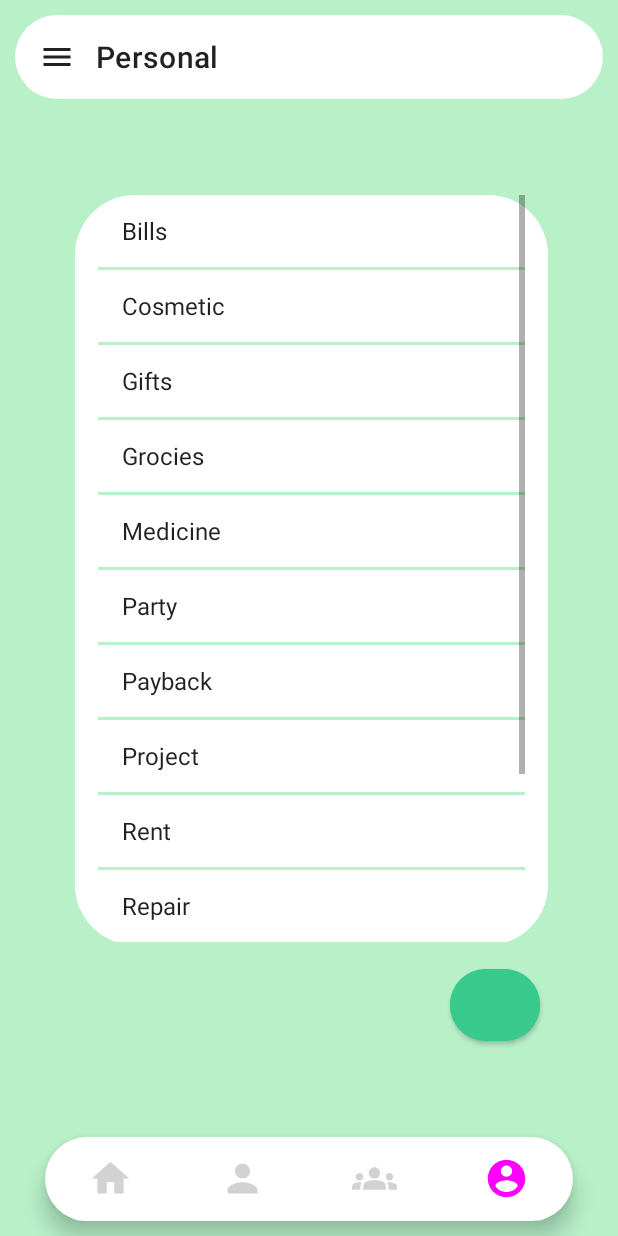
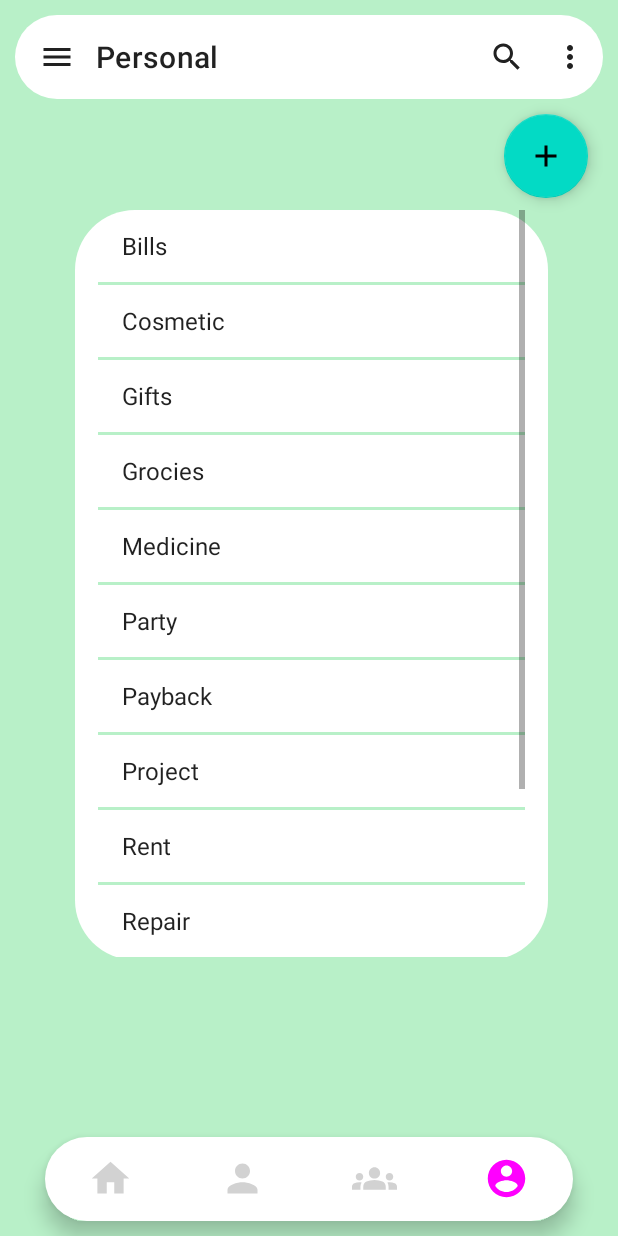
Before and after one commit to sksingh2/Xpense, an Android app: the screen it shows after launch (bottom_navigation), item 4 of the bottom bar chosen, on a phone screen of 412 x 824 dp. Run offline under Robolectric (Android 15) with nearby library versions, the phone set to English and light mode, and no system bars; libraries missing offline, so code that uses them is left out: com.github.mikephil.charting; 34 statements that could not run were skipped.

Commit message:
small changes

```diff
--- a/app/src/main/java/com/example/xpense/HomeFragment.java
+++ b/app/src/main/java/com/example/xpense/HomeFragment.java
@@ -120,6 +120,7 @@ public class HomeFragment extends Fragment {
         PieDataSet pieDataSet = new PieDataSet(monthlyExpenses,"Monthly Expense");
 
         pieDataSet.setColors(ColorTemplate.JOYFUL_COLORS);
+
         pieDataSet.setValueTextColor(Color.BLACK);
         pieDataSet.setValueTextSize(16f);
 
--- a/app/src/main/java/com/example/xpense/ProfileFragment.java
+++ b/app/src/main/java/com/example/xpense/ProfileFragment.java
@@ -1,16 +1,26 @@
 package com.example.xpense;
 
+import android.content.Intent;
 import android.os.Bundle;
 
+import androidx.annotation.NonNull;
+import androidx.appcompat.app.AppCompatActivity;
+import androidx.appcompat.widget.Toolbar;
 import androidx.fragment.app.Fragment;
 
 import android.view.LayoutInflater;
+import android.view.Menu;
+import android.view.MenuInflater;
+import android.view.MenuItem;
 import android.view.View;
 import android.view.ViewGroup;
 import android.widget.AdapterView;
 import android.widget.ArrayAdapter;
 import android.widget.Button;
 import android.widget.ListView;
+import android.widget.Toast;
+
+import com.google.android.material.floatingactionbutton.FloatingActionButton;
 
 /**
  * A simple {@link Fragment} subclass.
@@ -18,6 +28,8 @@ import android.widget.ListView;
  * create an instance of this fragment.
  */
 public class ProfileFragment extends Fragment {
+
+    FloatingActionButton floatingActionButton;
 
     // TODO: Rename parameter arguments, choose names that match
     // the fragment initialization parameters, e.g. ARG_ITEM_NUMBER
@@ -69,22 +81,60 @@ public class ProfileFragment extends Fragment {
         view = inflater.inflate(R.layout.fragment_profile, container, false);
         // Inflate the layout for this fragment
         ListView prof_list;
-        Button add;
-        add = (Button)view.findViewById(R.id.add);
+
         String [] list_item = {"Bills", "Cosmetic", "Gifts", "Grocies", "Medicine", "Party", "Payback", "Project", "Rent", "Repair", "Snacks", "Stationary", "Subscription"};
         prof_list = (ListView) view.findViewById(R.id.prof_list);
         ArrayAdapter<String> converter = new ArrayAdapter<String> (getActivity(),
                 android.R.layout.simple_list_item_1, list_item);
         prof_list.setAdapter(converter);
-        add.setOnClickListener(v -> {
 
-        });
         prof_list.setOnItemClickListener(new AdapterView.OnItemClickListener() {
             @Override
             public void onItemClick(AdapterView<?> parent, View view, int position, long id) {
 
             }
         });
+
+        //toolbar settings
+        Toolbar toolbar = (Toolbar)view.findViewById(R.id.toolbarPersonal);
+        ((AppCompatActivity)getActivity()).setSupportActionBar(toolbar);
+        setHasOptionsMenu(true);
+
+        //float button action settings
+        floatingActionButton = (FloatingActionButton)view.findViewById(R.id.float_personal_add);
+        floatingActionButton.setOnClickListener(new View.OnClickListener() {
+            @Override
+            public void onClick(View v) {
+                Toast.makeText(getActivity(), "This is to add personal items", Toast.LENGTH_SHORT).show();
+            }
+        });
+
         return view;
     }
+
+    @Override
+    public void onCreateOptionsMenu(@NonNull Menu menu, @NonNull MenuInflater inflater) {
+        inflater.inflate(R.menu.toolbar_personal , menu);
+    }
+
+
+    @Override
+    public boolean onOptionsItemSelected(@NonNull MenuItem item) {
+        int id = item.getItemId();
+        if (id == R.id.settings)
+        {
+            Intent direct_Profile = new Intent(getActivity(), Settings.class );
+            startActivity(direct_Profile);
+        }
+        if (id == R.id.about)
+        {
+            Intent direct_Profile = new Intent(getActivity(), About_Page.class );
+            startActivity(direct_Profile);
+        }
+        if (id == R.id.search)
+        {
+            Toast.makeText(getActivity(), "This is search button", Toast.LENGTH_SHORT).show();
+        }
+        return true;
+    }
 }
--- /dev/null
+++ b/app/src/main/res/drawable/ic_add.xml
@@ -0,0 +1,10 @@
+<vector xmlns:android="http://schemas.android.com/apk/res/android"
+    android:width="24dp"
+    android:height="24dp"
+    android:viewportWidth="24"
+    android:viewportHeight="24"
+    android:tint="?attr/colorControlNormal">
+  <path
+      android:fillColor="@android:color/white"
+      android:pathData="M19,13h-6v6h-2v-6H5v-2h6V5h2v6h6v2z"/>
+</vector>
--- a/app/src/main/res/layout/fragment_profile.xml
+++ b/app/src/main/res/layout/fragment_profile.xml
@@ -8,31 +8,24 @@
     android:padding="10dp"
     tools:context=".ProfileFragment">
 
+    <RelativeLayout
+        android:layout_width="match_parent"
+        android:layout_height="match_parent">
+
     <ListView
         android:id="@+id/prof_list"
         android:layout_width="315dp"
         android:layout_height="500dp"
         android:layout_marginStart="40dp"
-        android:layout_marginTop="120dp"
+        android:layout_marginTop="130dp"
         android:background="@drawable/round_corner"
         android:divider="#B8F0C8"
         android:dividerHeight="2dp"
         android:paddingStart="15dp"
         android:paddingEnd="15dp" />
 
-    <Button
-        android:id="@+id/add"
-        android:layout_width="60dp"
-        android:layout_height="60dp"
-        android:layout_marginStart="290dp"
-        android:layout_marginTop="630dp"
-        android:backgroundTint="#38C98D"
-
-        android:foregroundGravity="center"
-        app:cornerRadius="60dp" />
-
     <androidx.appcompat.widget.Toolbar
-        android:id="@+id/toolbar5"
+        android:id="@+id/toolbarPersonal"
         android:layout_width="match_parent"
         android:layout_height="wrap_content"
         android:background="@drawable/round_corner"
@@ -44,4 +37,16 @@
         app:logo="@drawable/ic_menu"
         />
 
+        <com.google.android.material.floatingactionbutton.FloatingActionButton
+            android:layout_width="wrap_content"
+            android:layout_height="wrap_content"
+            android:id="@+id/float_personal_add"
+            android:contentDescription="@string/add_personal_items"
+            android:layout_below="@+id/toolbarPersonal"
+            android:layout_alignParentEnd="true"
+            android:layout_marginEnd="10dp"
+            android:src="@drawable/ic_add"
+            android:layout_marginTop="10dp"/>
+
+    </RelativeLayout>
 </FrameLayout>
--- /dev/null
+++ b/app/src/main/res/menu/toolbar_personal.xml
@@ -0,0 +1,19 @@
+<?xml version="1.0" encoding="utf-8"?>
+<menu xmlns:android="http://schemas.android.com/apk/res/android"
+    xmlns:app="http://schemas.android.com/apk/res-auto">
+
+    <item
+        android:id="@+id/settings"
+        android:icon="@drawable/ic_settings"
+        android:title="Settings"
+        />
+    <item
+        android:id="@+id/about"
+        android:title="About"
+        />
+    <item
+        android:id="@+id/search"
+        android:title="Search"
+        android:icon="@drawable/ic_search"
+        app:showAsAction="always"/>
+</menu>
--- a/app/src/main/res/values/strings.xml
+++ b/app/src/main/res/values/strings.xml
@@ -31,4 +31,7 @@
 
     <string name="nav_open">Open Navigation</string>
     <string name="nav_close">Close Navigation</string>
+    <string name="add_contact">add contact</string>
+    <string name="add_group">add group</string>
+    <string name="add_personal_items">add personal items</string>
 </resources>
```
Also changed, not shown: app/src/main/java/com/example/xpense/FriendFragment.java (+16 -1 lines), app/src/main/java/com/example/xpense/GroupsFragment.java (+16 -1 lines), app/src/main/res/layout/fragment_friend.xml (+17 -0 lines), app/src/main/res/layout/fragment_groups.xml (+19 -1 lines).
